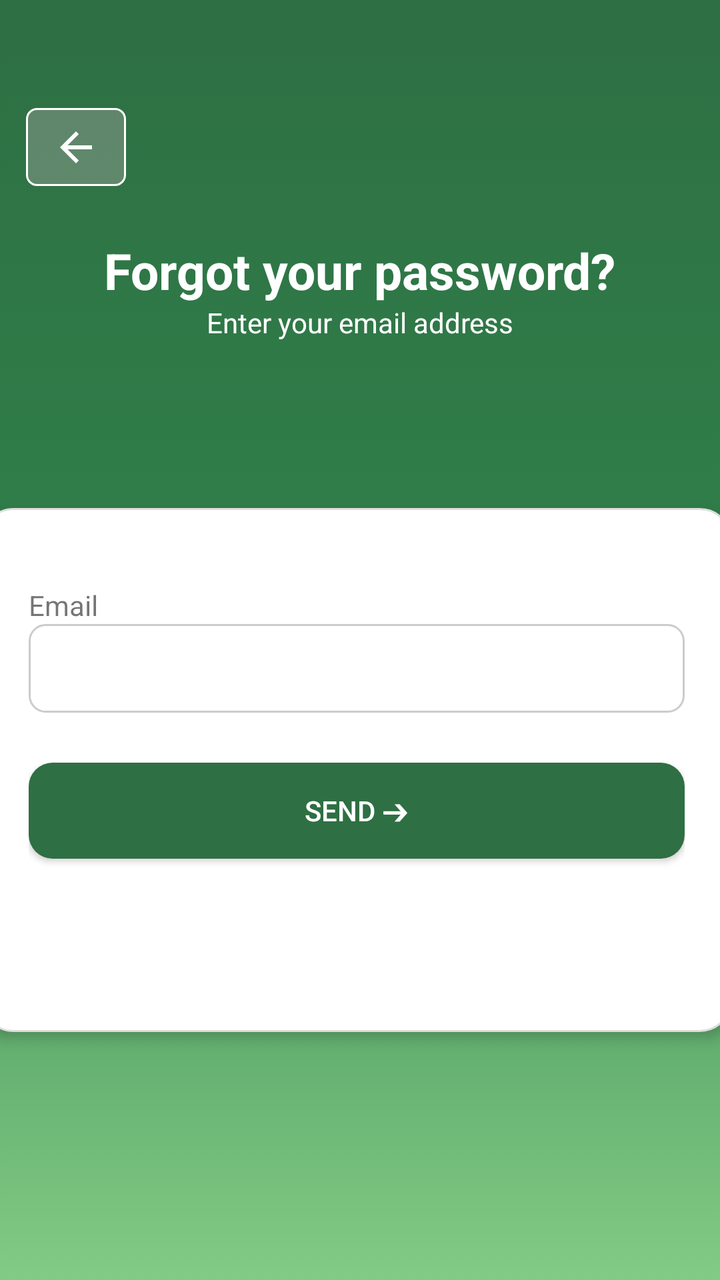
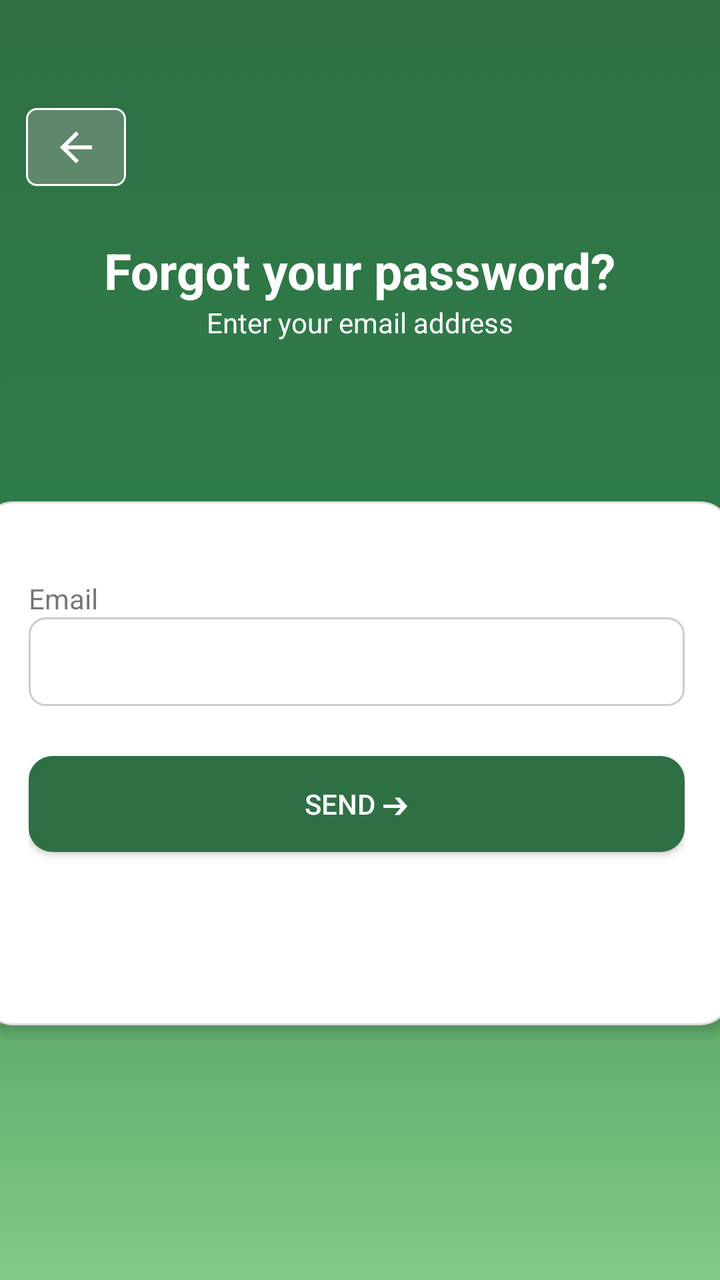

Screens rendered from an Android XML layout before and after an edit, with the pre-edit source and the edit as a unified diff.
<!-- AndroidManifest.xml: application theme Theme.RFID -->
<!-- res/layout/activity_forgot.xml -->
<?xml version="1.0" encoding="utf-8"?>
<androidx.constraintlayout.widget.ConstraintLayout xmlns:android="http://schemas.android.com/apk/res/android"
    xmlns:app="http://schemas.android.com/apk/res-auto"
    xmlns:tools="http://schemas.android.com/tools"
    android:id="@+id/main"
    android:layout_width="match_parent"
    android:layout_height="match_parent"
    android:background="@drawable/gradient_background"
    tools:context=".forgot">

    <TextView
        android:id="@+id/textView4"
        android:layout_width="wrap_content"
        android:layout_height="wrap_content"
        android:text="@string/entrmail"
        app:layout_constraintBottom_toBottomOf="parent"
        app:layout_constraintEnd_toEndOf="parent"
        app:layout_constraintHorizontal_bias="0.501"
        app:layout_constraintStart_toStartOf="parent"
        app:layout_constraintTop_toTopOf="parent"
        app:layout_constraintVertical_bias="0.244" />

    <TextView
        android:id="@+id/textView3"
        android:layout_width="wrap_content"
        android:layout_height="wrap_content"
        android:text="@string/forgot_page"
        android:textStyle="bold"
        app:layout_constraintBottom_toBottomOf="parent"
        app:layout_constraintEnd_toEndOf="parent"
        app:layout_constraintHorizontal_bias="0.502"
        app:layout_constraintStart_toStartOf="parent"
        app:layout_constraintTop_toTopOf="parent"
        app:layout_constraintVertical_bias="0.195" />

    <LinearLayout
        android:layout_width="300dp"
        android:layout_height="63dp"
        android:layout_marginStart="55dp"
        android:layout_marginTop="75dp"
        android:layout_marginEnd="56dp"
        android:layout_marginBottom="64dp"
        android:gravity="center"
        android:orientation="horizontal"
        android:paddingStart="20dp"
        app:layout_constraintBottom_toTopOf="@+id/linearLayout"
        app:layout_constraintEnd_toEndOf="parent"
        app:layout_constraintStart_toStartOf="parent"
        app:layout_constraintTop_toBottomOf="@+id/textView4">

        <ImageView
            android:id="@+id/imageView3"
            android:layout_width="150dp"
            android:layout_height="wrap_content"
            android:layout_weight="1"
            app:srcCompat="@drawable/signin_logo" />

        <TextView
            android:id="@+id/textView16"
            android:layout_width="250dp"
            android:layout_height="wrap_content"
            android:layout_weight="1"
            android:gravity="center"
            android:paddingStart="-80dp"
            android:text="RFID Application"
            android:textColor="@color/white"
            android:textSize="15sp" />
    </LinearLayout>

    <LinearLayout
        android:id="@+id/linearLayout"
        android:layout_width="376dp"
        android:layout_height="262dp"
        android:layout_margin="16dp"
        android:background="@drawable/form"
        android:elevation="4dp"
        android:orientation="vertical"
        android:padding="24dp"
        app:layout_constraintBottom_toBottomOf="parent"
        app:layout_constraintEnd_toEndOf="parent"
        app:layout_constraintHorizontal_bias="0.542"
        app:layout_constraintStart_toStartOf="parent"
        app:layout_constraintTop_toTopOf="parent"
        app:layout_constraintVertical_bias="0.688">

        <TextView
            android:id="@+id/textView10"
            android:layout_width="match_parent"
            android:layout_height="wrap_content"
            android:layout_marginTop="15dp"
            android:text="@string/email" />

        <EditText
            android:id="@+id/editTextTextEmailAddress"
            android:layout_width="match_parent"
            android:layout_height="wrap_content"
            android:background="@drawable/edit_textbg"
            android:ems="10"
            android:inputType="textEmailAddress" />

        
        
        
        
        
        
        

        <Button
            android:id="@+id/button3"
            android:layout_width="match_parent"
            android:layout_height="wrap_content"
            android:layout_marginTop="25dp"
            android:background="@drawable/button_style"
            android:text="@string/send" />
    </LinearLayout>

    <ImageButton
        android:id="@+id/backButton"
        android:layout_width="50dp"
        android:layout_height="39dp"
        app:tint="@color/white"
        android:background="@drawable/backbtn"
        app:layout_constraintBottom_toBottomOf="parent"
        app:layout_constraintEnd_toEndOf="parent"
        app:layout_constraintHorizontal_bias="0.042"
        app:layout_constraintStart_toStartOf="parent"
        app:layout_constraintTop_toTopOf="parent"
        app:layout_constraintVertical_bias="0.09"
        app:srcCompat="?attr/homeAsUpIndicator" />

</androidx.constraintlayout.widget.ConstraintLayout>
<!-- resources referenced by this layout -->
<resources>
  <color name="white">#FFFFFFFF</color>
  <!-- drawable backbtn (drawable) -->
  <?xml version="1.0" encoding="utf-8"?>
  <selector xmlns:android="http://schemas.android.com/apk/res/android">
      <item>
          <shape>
              <solid android:color="#62AFA7A7"/>
              <stroke android:color="@color/white"
                  android:width="3px"/>
              <corners android:radius="15px"/>
          </shape>
      </item>
  </selector>
  <!-- drawable button_style (drawable) -->
  <?xml version="1.0" encoding="utf-8"?>
  <selector xmlns:android="http://schemas.android.com/apk/res/android">
      <item>
          <shape>
              <solid android:color="@color/green"/>
              <corners android:radius="12dp"/>
          </shape>
      </item>
  </selector>
  <!-- drawable edit_textbg (drawable) -->
  <?xml version="1.0" encoding="utf-8"?>
  <selector xmlns:android="http://schemas.android.com/apk/res/android">
  
      <item>
      <shape>
              <solid android:color="#FFFFFF" />
              <stroke
                  android:width="1dp"
                  android:color="#CCCCCC" />
  
              <corners android:radius="8dp" />
  
              <padding
                  android:left="12dp"
                  android:top="10dp"
                  android:right="12dp"
                  android:bottom="10dp" />
          </shape>
  </item>
  
  </selector>
  <!-- drawable form (drawable) -->
  <?xml version="1.0" encoding="utf-8"?>
  <selector xmlns:android="http://schemas.android.com/apk/res/android">
      <item>
      <shape>
          <solid android:color="#FFFFFF" />
          <corners android:radius="16dp" />
          <stroke
              android:width="1dp"
              android:color="#DDDDDD" />
      </shape>
      </item>
  
  </selector>
  <!-- drawable gradient_background (drawable) -->
  <?xml version="1.0" encoding="utf-8"?>
  <selector xmlns:android="http://schemas.android.com/apk/res/android">
      <item>
          <shape>
              <gradient
                  android:angle="15"
                  android:startColor="#2E6F43"
                  android:centerColor="#30814B"
                  android:endColor="#82CB85"
                  android:type="linear"
                  />
          </shape>
      </item>
  
  </selector>
  <!-- drawable signin_logo: png bitmap (drawable, 47190 bytes) -->
  <string name="email">Email</string>
  <string name="entrmail"><font color="white">Enter your email address</font></string>
  <string name="forgot_page">
          <font size="25">
              <font color="white">
                  Forgot your password?
              </font>
          </font>
      </string>
  <string name="send"><font color="white">Send ➔</font></string>
  <style name="Theme.RFID" parent="Base.Theme.RFID" />
  <color name="green">#2E6F43</color>
  <style name="Base.Theme.RFID" parent="Theme.AppCompat.Light.NoActionBar">
          
          
      </style>
</resources>

<!-- the commit's change to res/layout/activity_forgot.xml (unified diff, before → after) -->
@@ -81,7 +81,7 @@
         app:layout_constraintHorizontal_bias="0.542"
         app:layout_constraintStart_toStartOf="parent"
         app:layout_constraintTop_toTopOf="parent"
-        app:layout_constraintVertical_bias="0.688">
+        app:layout_constraintVertical_bias="0.678">
 
         <TextView
             android:id="@+id/textView10"
